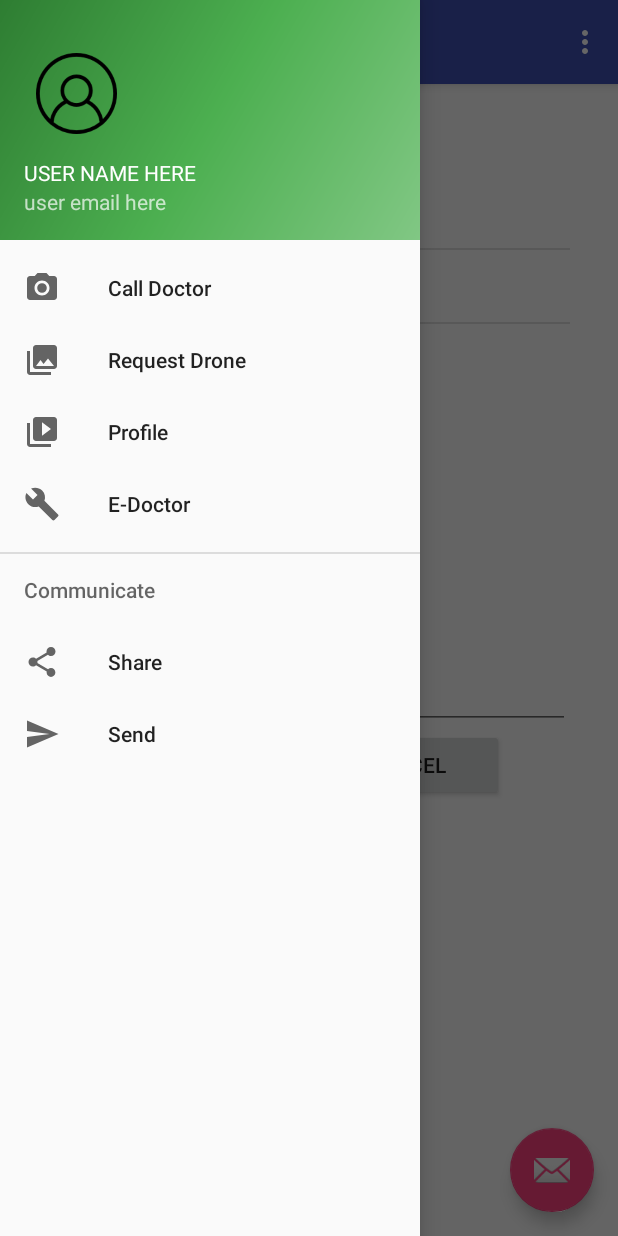
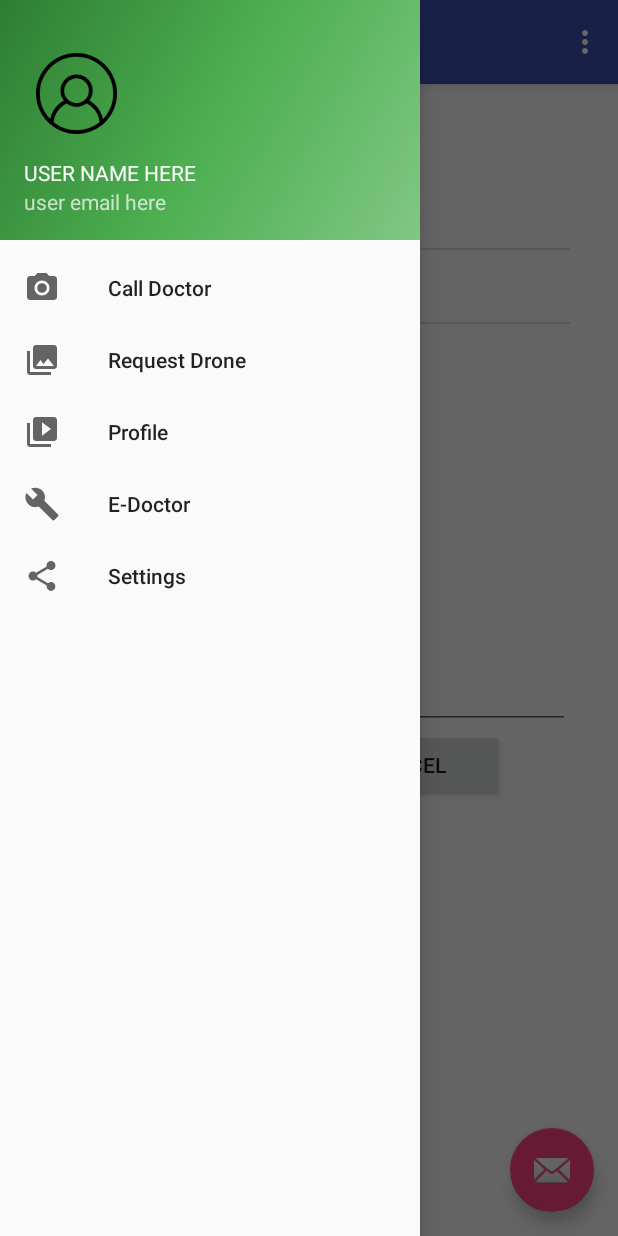
Before and after one commit to samerkanakri/RescueApp, an Android app: the NavigationMain screen opened directly, with no data from a screen before it, with the side drawer open, on a phone screen of 412 x 824 dp. Run offline under Robolectric (Android 15) with nearby library versions, the phone set to English and light mode, and no system bars.

Commit message:
settings

```diff
--- a/app/src/main/java/com/sam/amman/rescue/Normal/NavigationMain.java
+++ b/app/src/main/java/com/sam/amman/rescue/Normal/NavigationMain.java
@@ -129,6 +129,11 @@ public class NavigationMain extends AppCompatActivity
                 title = "E-Doctor";
                 viewIsAtHome = false;
                 break;
+            case R.id.nav_Setting:
+                fragment = new Settings();
+                title = "E-Doctor";
+                viewIsAtHome = false;
+                break;
 
         }
 
--- a/app/src/main/res/menu/activity_navigation_main_drawer.xml
+++ b/app/src/main/res/menu/activity_navigation_main_drawer.xml
@@ -18,18 +18,17 @@
             android:id="@+id/nav_EDoctor"
             android:icon="@drawable/ic_menu_manage"
             android:title="E-Doctor" />
+        <item
+            android:id="@+id/nav_Setting"
+            android:icon="@drawable/ic_menu_share"
+            android:title="Settings" />
     </group>
+
 
     <item android:title="Communicate">
         <menu>
-            <item
-                android:id="@+id/nav_share"
-                android:icon="@drawable/ic_menu_share"
-                android:title="Share" />
-            <item
-                android:id="@+id/nav_send"
-                android:icon="@drawable/ic_menu_send"
-                android:title="Send" />
+
+
         </menu>
     </item>
 
```
Also changed, not shown: app/src/main/AndroidManifest.xml (+5 -2 lines), app/src/main/java/com/sam/amman/rescue/Normal/Settings.java (+56 -1 lines), app/src/main/res/layout/setting.xml (added, +18 -0 lines).
